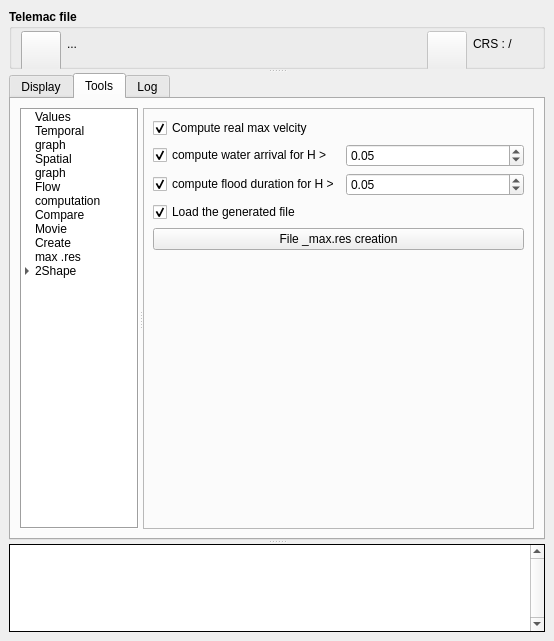
Old version of the form ui/properties.ui in the repository Artelia/PostTelemac.
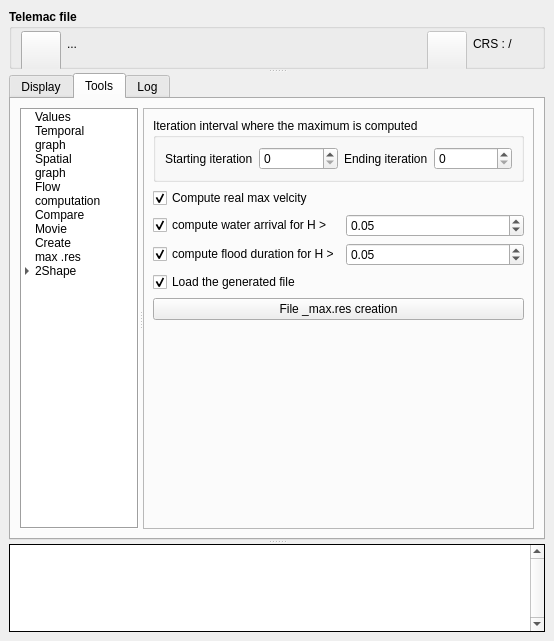
New version of the form. The open tabs and pages were chosen to show the change. Icons and pictures are not drawn.

Commit message: max tool - min max iteration

The edit to the form file:
```diff
--- a/ui/properties.ui
+++ b/ui/properties.ui
@@ -2381,7 +2381,7 @@
             </widget>
             <widget class="QWidget" name="page_2">
              <layout class="QGridLayout" name="gridLayout_7">
-              <item row="3" column="0">
+              <item row="4" column="0">
                <widget class="QCheckBox" name="checkBox_8">
                 <property name="enabled">
                  <bool>true</bool>
@@ -2394,7 +2394,7 @@
                 </property>
                </widget>
               </item>
-              <item row="6" column="0">
+              <item row="7" column="0">
                <spacer name="verticalSpacer_4">
                 <property name="orientation">
                  <enum>Qt::Vertical</enum>
@@ -2407,14 +2407,14 @@
                 </property>
                </spacer>
               </item>
-              <item row="1" column="1">
+              <item row="2" column="1">
                <widget class="QDoubleSpinBox" name="doubleSpinBox_4">
                 <property name="value">
                  <double>0.050000000000000</double>
                 </property>
                </widget>
               </item>
-              <item row="4" column="0" colspan="2">
+              <item row="5" column="0" colspan="2">
                <widget class="QPushButton" name="pushButton_max_res">
                 <property name="text">
                  <string>File _max.res creation</string>
@@ -2425,7 +2425,7 @@
                 </property>
                </widget>
               </item>
-              <item row="2" column="0">
+              <item row="3" column="0">
                <widget class="QCheckBox" name="checkBox_10">
                 <property name="text">
                  <string>compute flood duration for H &gt;</string>
@@ -2435,7 +2435,7 @@
                 </property>
                </widget>
               </item>
-              <item row="1" column="0">
+              <item row="2" column="0">
                <widget class="QCheckBox" name="checkBox_9">
                 <property name="text">
                  <string>compute water arrival for H &gt;</string>
@@ -2445,14 +2445,14 @@
                 </property>
                </widget>
               </item>
-              <item row="2" column="1">
+              <item row="3" column="1">
                <widget class="QDoubleSpinBox" name="doubleSpinBox_5">
                 <property name="value">
                  <double>0.050000000000000</double>
                 </property>
                </widget>
               </item>
-              <item row="0" column="0">
+              <item row="1" column="0">
                <widget class="QCheckBox" name="checkBox_11">
                 <property name="text">
                  <string>Compute real max velcity</string>
@@ -2462,6 +2462,35 @@
                 </property>
                </widget>
               </item>
+              <item row="0" column="0" colspan="2">
+               <widget class="QGroupBox" name="groupBox_6">
+                <property name="title">
+                 <string>Iteration interval where the maximum is computed</string>
+                </property>
+                <layout class="QHBoxLayout" name="horizontalLayout_10">
+                 <item>
+                  <widget class="QLabel" name="label_34">
+                   <property name="text">
+                    <string>Starting iteration</string>
+                   </property>
+                  </widget>
+                 </item>
+                 <item>
+                  <widget class="QSpinBox" name="spinBox_max_start"/>
+                 </item>
+                 <item>
+                  <widget class="QLabel" name="label_35">
+                   <property name="text">
+                    <string>Ending iteration</string>
+                   </property>
+                  </widget>
+                 </item>
+                 <item>
+                  <widget class="QSpinBox" name="spinBox_max_end"/>
+                 </item>
+                </layout>
+               </widget>
+              </item>
              </layout>
             </widget>
             <widget class="QWidget" name="page_contour2shp">
```
Left out of the diff: 2 changed lines with no effect on the pictures. The commit also changes 2 other files.
